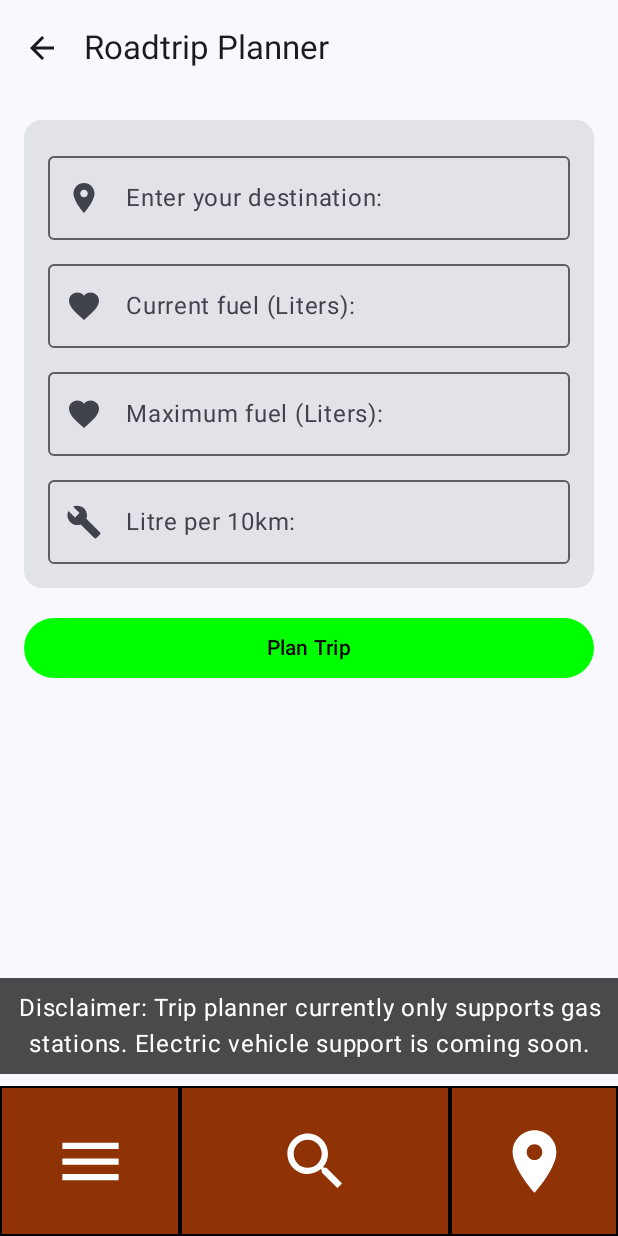
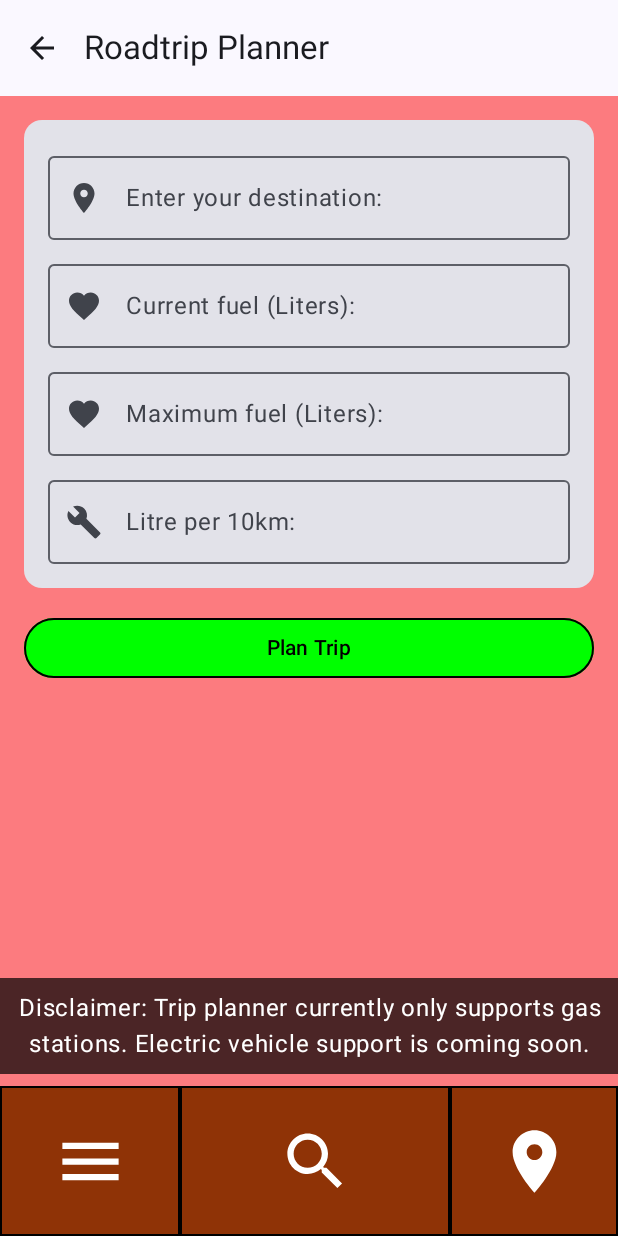
Before and after one commit to MelvinJMoller/FindGas, an Android app built with Jetpack Compose: the TripPlannerView screen opened through its navigation route, on a phone screen of 412 x 824 dp. Run offline under Robolectric (Android 15) with nearby library versions, the phone set to English and light mode, and no system bars.

Commit message:
some colors for Tripplanner

```diff
--- a/app/src/main/java/com/example/findgas/ui/TripPlanner.kt
+++ b/app/src/main/java/com/example/findgas/ui/TripPlanner.kt
@@ -1,6 +1,7 @@
 package com.example.findgas.ui
 
 import android.widget.Toast
+import androidx.compose.foundation.BorderStroke
 import androidx.compose.foundation.background
 import androidx.compose.foundation.layout.Arrangement
 import androidx.compose.foundation.layout.Box
@@ -68,7 +69,7 @@ fun TripPlannerView(navController: NavController, mapsViewModel: MapsViewModel)
                 })
         }
     ) {
-        Box(modifier = Modifier.fillMaxSize().padding(it)) {
+        Box(modifier = Modifier.fillMaxSize().padding(it).background(Color.Red.copy(alpha = 0.5f))) {
             Column(
                 modifier = Modifier.fillMaxWidth().padding(16.dp),
                 verticalArrangement = Arrangement.spacedBy(16.dp)
@@ -164,7 +165,8 @@ fun TripPlannerView(navController: NavController, mapsViewModel: MapsViewModel)
 
                 },
                     modifier = Modifier.fillMaxWidth(),
-                    colors = ButtonDefaults.buttonColors(containerColor = Color.Green, contentColor = Color.Black)
+                    colors = ButtonDefaults.buttonColors(containerColor = Color.Green, contentColor = Color.Black),
+                    border = BorderStroke(1.dp, Color.Black)
                 ) {
                     Text("Plan Trip")
                 }
```
